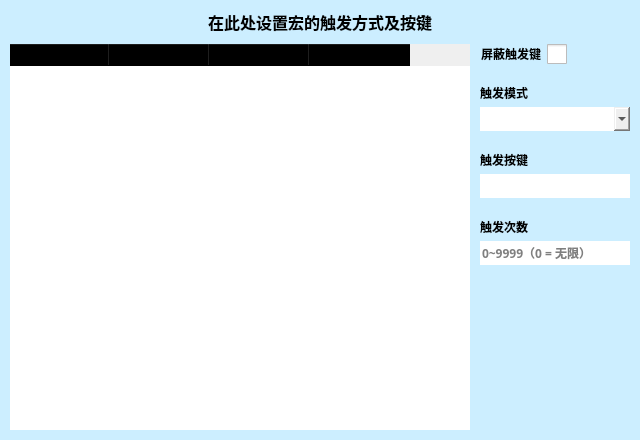
Above: .ui/TriggerUi.ui from ChiyukiGana/Quickinput before the change. Below: the same form after it.
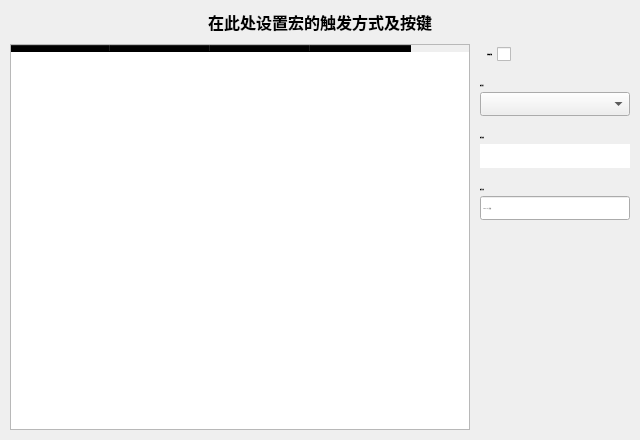
That is the form after the change. Icons and pictures are not drawn. Custom widgets are drawn as their Qt base class.

```diff
--- a/.ui/TriggerUi.ui
+++ b/.ui/TriggerUi.ui
@@ -53,7 +53,7 @@
    <item>
     <widget class="QWidget" name="clientWidget" native="true">
      <property name="styleSheet">
-      <string notr="true">*{color:black;border:none;outline:none;font-size:12px;font-family:&quot;Microsoft YaHei&quot;}QMainWindow,QDialog{border:1px solid gray}#titleWidget{background-color:white}#titleWidget *{font-size:14px}#titleWidget QPushButton,#titleWidget QCheckBox::indicator{background-color:#CCC;width:20px;height:20px;border-radius:10px}#titleWidget QCheckBox::indicator:checked{image:url(:/checked.png)}#clientWidget{background-color:#CEF}QMenu,QToolTip,#clientWidget QLineEdit,#clientWidget QTextEdit,#clientWidget QKeyEdit,#clientWidget QCheckBox::indicator,#clientWidget QRadioButton::indicator,#clientWidget QHeaderView,#clientWidget QHeaderView::section,#clientWidget QTableWidget,#clientWidget QTableWidget QTableCornerButton::section,#clientWidget QComboBox,#clientWidget QComboBox QAbstractItemView{background-color:white;color:black}#clientWidget QPushButton,#clientWidget QTabBar::tab,#clientWidget QTabBar::tab:first,#clientWidget QTabBar::tab:last{background-color:#ADE;color:black}#clientWidget QCheckBox::indicator,#clientWidget QRadioButton::indicator{width:20px;height:20px}#clientWidget QComboBox{padding-left:3px}QMenu::item:selected,#clientWidget QPushButton:hover,#clientWidget QCheckBox::indicator:hover,#clientWidget QRadioButton::indicator:hover,#clientWidget QTableWidget::item:hover,#clientWidget QTabBar::tab:hover,#clientWidget QTabBar::tab:first:hover,#clientWidget QTabBar::tab:last:hover{background-color:#BEF;color:black}#clientWidget QTableWidget::item:selected{background-color:#CEF;color:black}#clientWidget QTabBar::tab:selected,#clientWidget QTabBar::tab:first:selected,#clientWidget QTabBar::tab:last:selected{background-color:#CEF;color:black}#clientWidget QCheckBox::indicator:checked,#clientWidget QRadioButton::indicator:checked{image:url(:/checked.png)}#clientWidget QPushButton:disabled,#clientWidget QCheckBox:disabled,#clientWidget QRadioButton:disabled{color:gray}#clientWidget #bnWndSelect,#clientWidget #bnPos,#clientWidget #bnColorRect,#clientWidget #bnImageRect,#clientWidget #bnImageShot{background-color:white}</string>
+      <string notr="true">*{color:black;border:none;outline:none;font-size:12px;font-family:&quot;Microsoft YaHei&quot;}QMainWindow,QDialog{border:1px solid gray}QMenu,QToolTip,QLineEdit,QTextEdit,QKeyEdit,QCheckBox::indicator,QRadioButton::indicator,QHeaderView,QHeaderView::section,QTableWidget,QTableWidget QTableCornerButton::section,QComboBox,QComboBox QAbstractItemView{background-color:white}QPushButton,QTabBar::tab,QTabBar::tab:first,QTabBar::tab:last,QToolBox::tab{background-color:#ADE}QCheckBox::indicator,QRadioButton::indicator{width:20px;height:20px}QComboBox{padding-left:3px}QMenu::item:selected,QPushButton:hover,QCheckBox::indicator:hover,QRadioButton::indicator:hover,QTableWidget::item:hover,QTabBar::tab:hover,QTabBar::tab:first:hover,QTabBar::tab:last:hover{background-color:#BEF;color:black}QTableWidget::item:selected{background-color:#CEF;color:black}QTabBar::tab:selected,QTabBar::tab:first:selected,QTabBar::tab:last:selected{background-color:#CEF;color:black}QCheckBox::indicator:checked,QRadioButton::indicator:checked{image:url(:/checked.png)}QPushButton:disabled,QCheckBox:disabled,QRadioButton:disabled{color:gray}#bnWndSelect,#bnPos,#bnColorRect,#bnImageRect,#bnImageShot{background-color:white}#titleWidget{background-color:white}#titleWidget *{font-size:14px}#clientWidget,QTabWidget&gt;QWidget,QToolBox&gt;QWidget{background-color:#CEF}</string>
      </property>
      <layout class="QVBoxLayout" name="verticalLayout">
       <property name="spacing">
```
